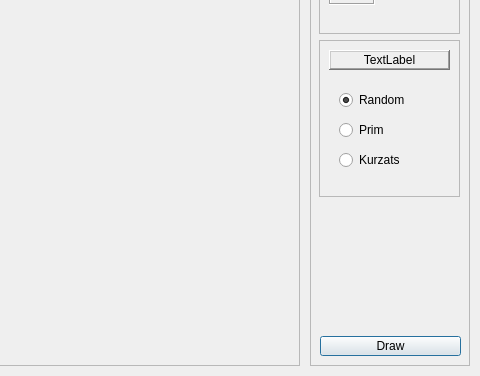
This is MazeGui.ui in rpowel/maze as Qt 5 draws it before an edit; both pictures show x 210 to 690 and y 144 to 520 of the 690 by 520 pixel window. The edited form follows.
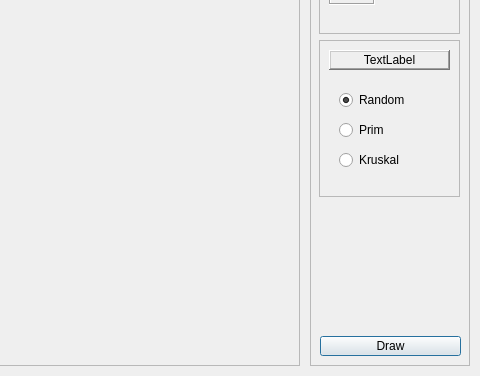
This is the edited form.

What changed in the file:
```diff
--- a/MazeGui.ui
+++ b/MazeGui.ui
@@ -268,7 +268,7 @@
          <item>
           <widget class="QRadioButton" name="kuzatsButton">
            <property name="text">
-            <string>Kurzats</string>
+            <string>Kruskal</string>
            </property>
           </widget>
          </item>
```
